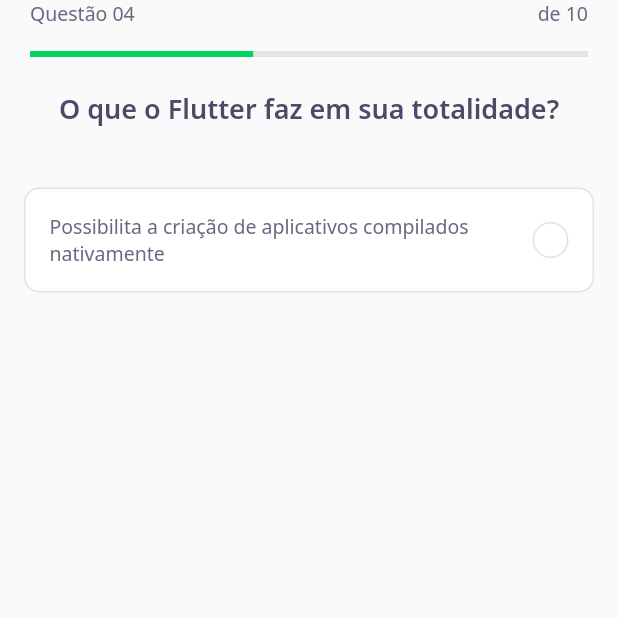
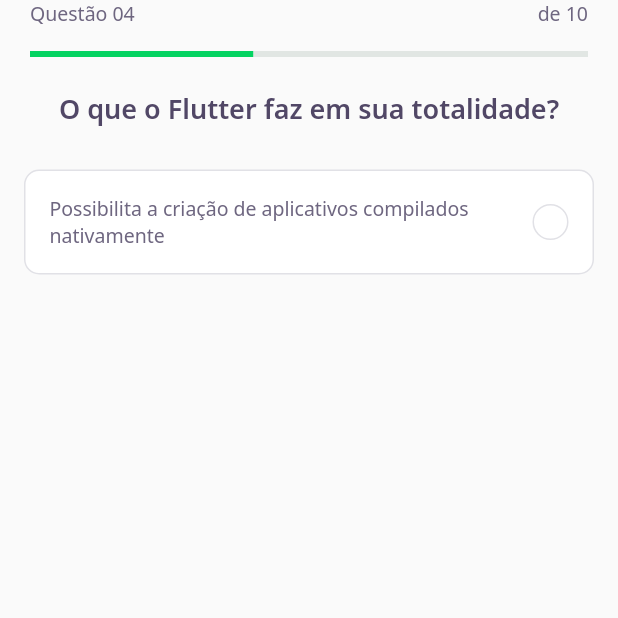
Before and after one commit to alex-cerlini/DevQuiz, a Flutter app: the screen it shows after launch, on a phone screen of 412 x 824 dp, the top half of it. Run offline on Flutter 3.47's test engine with Material 2 defaults, Android fonts, the light colour scheme and no system bars; our stand-ins replace google_fonts.

```diff
--- a/lib/challenge/widgets/awnser/awnser_widget.dart
+++ b/lib/challenge/widgets/awnser/awnser_widget.dart
@@ -3,52 +3,76 @@
 
 class AwnserWidget extends StatelessWidget {
   final String title;
-  // final bool isRight;
-  // final bool isSelected;
+  final bool isRight;
+  final bool isSelected;
 
   const AwnserWidget({
     Key? key,
     required this.title,
-    // required this.isRight,
-    // required this.isSelected,
+    this.isRight = false,
+    this.isSelected = false,
   }) : super(key: key);
+
+  Color get _selectedColorRight =>
+      isRight ? AppColors.darkGreen : AppColors.darkRed;
+
+  Color get _selectedBorderRight =>
+      isRight ? AppColors.lightGreen : AppColors.lightRed;
+
+  Color get _selectedColorCardRight =>
+      isRight ? AppColors.lightGreen : AppColors.lightRed;
+
+  Color get _selectedBorderCardRight =>
+      isRight ? AppColors.green : AppColors.red;
+
+  TextStyle get _selectedTextStyleRight =>
+      isRight ? AppTextStyles.bodyDarkGreen : AppTextStyles.bodyDarkRed;
+
+  IconData get _selectedIconRight => isRight ? Icons.check : Icons.close;
 
   @override
   Widget build(BuildContext context) {
     return Padding(
-      padding: const EdgeInsets.all(16.0),
+      padding: const EdgeInsets.symmetric(horizontal: 16, vertical: 4),
       child: Container(
         padding: EdgeInsets.all(16),
         decoration: BoxDecoration(
-          color: AppColors.white,
-          borderRadius: BorderRadius.circular(10),
-          border: Border.fromBorderSide(
-            BorderSide(color: AppColors.border),
-          ),
-        ),
+            color: isSelected ? _selectedColorCardRight : AppColors.white,
+            borderRadius: BorderRadius.circular(10),
+            border: Border.fromBorderSide(
+              BorderSide(
+                color: isSelected ? _selectedBorderCardRight : AppColors.border,
+              ),
+            )),
         child: Row(
           mainAxisAlignment: MainAxisAlignment.spaceBetween,
           children: [
             Expanded(
               child: Text(
                 title,
-                style: AppTextStyles.body,
+                style:
+                    isSelected ? _selectedTextStyleRight : AppTextStyles.body,
               ),
             ),
             Container(
               width: 24,
               height: 24,
               decoration: BoxDecoration(
+                color: isSelected ? _selectedColorRight : AppColors.white,
                 borderRadius: BorderRadius.circular(500),
                 border: Border.fromBorderSide(
-                  BorderSide(color: AppColors.border),
+                  BorderSide(
+                    color: isSelected ? _selectedBorderRight : AppColors.border,
+                  ),
                 ),
               ),
-              child: Icon(
-                Icons.check,
-                size: 16,
-                color: Colors.white,
-              ),
+              child: isSelected
+                  ? Icon(
+                      _selectedIconRight,
+                      color: AppColors.white,
+                      size: 16,
+                    )
+                  : null,
             ),
           ],
         ),
```
